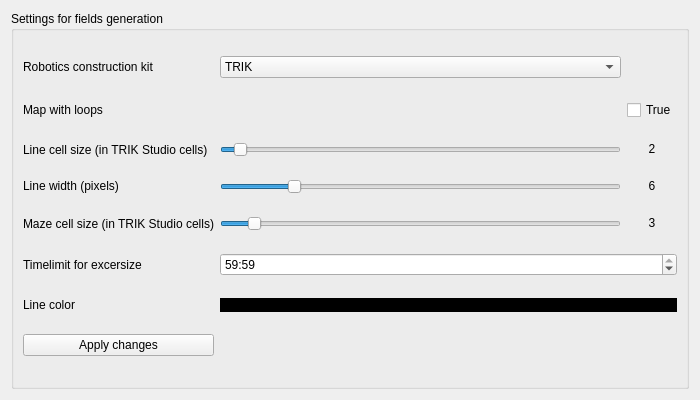
Above: source/qt_ui/settings.ui from lvjonok/maze-gui-gen before the change. Below: the same form after it.
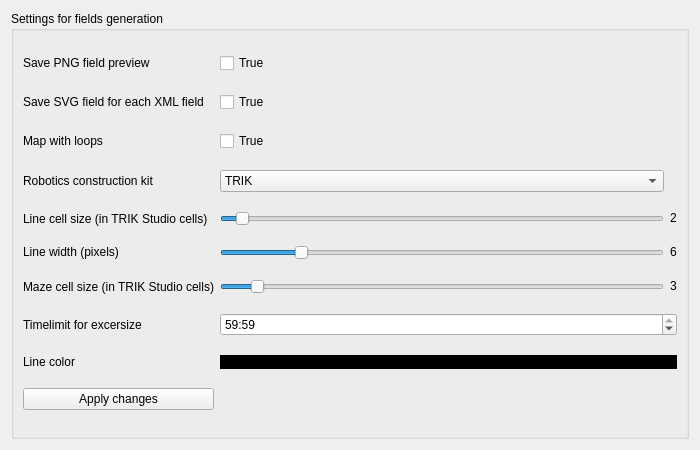
That is the form after the change.

Commit message: added two checkbox for generation control

What changed in the file:
```diff
--- a/source/qt_ui/settings.ui
+++ b/source/qt_ui/settings.ui
@@ -10,7 +10,7 @@
     <x>0</x>
     <y>0</y>
     <width>700</width>
-    <height>400</height>
+    <height>450</height>
    </rect>
   </property>
   <property name="sizePolicy">
@@ -22,13 +22,13 @@
   <property name="minimumSize">
    <size>
     <width>700</width>
-    <height>400</height>
+    <height>450</height>
    </size>
   </property>
   <property name="maximumSize">
    <size>
     <width>700</width>
-    <height>400</height>
+    <height>450</height>
    </size>
   </property>
   <property name="windowTitle">
@@ -41,14 +41,88 @@
       <string>Settings for fields generation</string>
      </property>
      <layout class="QGridLayout" name="gridLayout">
-      <item row="8" column="0">
+      <item row="9" column="1" colspan="3">
+       <widget class="QTimeEdit" name="excersizeTime">
+        <property name="currentSection">
+         <enum>QDateTimeEdit::MinuteSection</enum>
+        </property>
+        <property name="displayFormat">
+         <string>mm:ss</string>
+        </property>
+        <property name="timeSpec">
+         <enum>Qt::LocalTime</enum>
+        </property>
+        <property name="time">
+         <time>
+          <hour>0</hour>
+          <minute>59</minute>
+          <second>59</second>
+         </time>
+        </property>
+       </widget>
+      </item>
+      <item row="6" column="0">
+       <widget class="QLabel" name="linePixelSizeLabel">
+        <property name="maximumSize">
+         <size>
+          <width>16777215</width>
+          <height>17</height>
+         </size>
+        </property>
+        <property name="text">
+         <string>&lt;html&gt;&lt;head/&gt;&lt;body&gt;&lt;p&gt;Line width (pixels)&lt;/p&gt;&lt;/body&gt;&lt;/html&gt;</string>
+        </property>
+       </widget>
+      </item>
+      <item row="11" column="0">
        <widget class="QLabel" name="lineColorLabel">
         <property name="text">
          <string>Line color</string>
         </property>
        </widget>
       </item>
-      <item row="0" column="0">
+      <item row="7" column="2" colspan="2">
+       <widget class="QLabel" name="mazeCellSizeValue">
+        <property name="text">
+         <string>&lt;html&gt;&lt;head/&gt;&lt;body&gt;&lt;p align=&quot;center&quot;&gt;3&lt;/p&gt;&lt;/body&gt;&lt;/html&gt;</string>
+        </property>
+       </widget>
+      </item>
+      <item row="1" column="0">
+       <widget class="QLabel" name="svgFieldLabel">
+        <property name="sizePolicy">
+         <sizepolicy hsizetype="Fixed" vsizetype="Fixed">
+          <horstretch>0</horstretch>
+          <verstretch>0</verstretch>
+         </sizepolicy>
+        </property>
+        <property name="text">
+         <string>Save SVG field for each XML field</string>
+        </property>
+       </widget>
+      </item>
+      <item row="0" column="1">
+       <widget class="QCheckBox" name="pngImageCheckBox">
+        <property name="text">
+         <string>True</string>
+        </property>
+       </widget>
+      </item>
+      <item row="9" column="0">
+       <widget class="QLabel" name="timelimitLabel">
+        <property name="text">
+         <string>Timelimit for excersize</string>
+        </property>
+       </widget>
+      </item>
+      <item row="5" column="0">
+       <widget class="QLabel" name="lineCellSizeLabel">
+        <property name="text">
+         <string>Line cell size (in TRIK Studio cells)</string>
+        </property>
+       </widget>
+      </item>
+      <item row="3" column="0">
        <widget class="QLabel" name="roboticsKitLabel">
         <property name="sizePolicy">
          <sizepolicy hsizetype="Fixed" vsizetype="Fixed">
@@ -61,7 +135,7 @@
         </property>
        </widget>
       </item>
-      <item row="2" column="1">
+      <item row="5" column="1">
        <widget class="QSlider" name="lineCellSizeSlider">
         <property name="toolTip">
          <string>&lt;html&gt;&lt;head/&gt;&lt;body&gt;&lt;p&gt;&lt;br/&gt;&lt;/p&gt;&lt;/body&gt;&lt;/html&gt;</string>
@@ -104,84 +178,64 @@
         </property>
        </widget>
       </item>
-      <item row="4" column="0">
-       <widget class="QLabel" name="mazeCellSizeLabel">
-        <property name="text">
-         <string>Maze cell size (in TRIK Studio cells)</string>
-        </property>
-       </widget>
-      </item>
-      <item row="9" column="0">
+      <item row="12" column="0">
        <widget class="QPushButton" name="applyChangesButton">
         <property name="text">
          <string>Apply changes</string>
         </property>
        </widget>
       </item>
-      <item row="6" column="0">
-       <widget class="QLabel" name="timelimitLabel">
+      <item row="0" column="0">
+       <widget class="QLabel" name="pngImageLabel">
+        <property name="sizePolicy">
+         <sizepolicy hsizetype="Fixed" vsizetype="Fixed">
+          <horstretch>0</horstretch>
+          <verstretch>0</verstretch>
+         </sizepolicy>
+        </property>
         <property name="text">
-         <string>Timelimit for excersize</string>
+         <string>Save PNG field preview</string>
         </property>
        </widget>
       </item>
-      <item row="4" column="2" colspan="2">
-       <widget class="QLabel" name="mazeCellSizeValue">
+      <item row="7" column="0">
+       <widget class="QLabel" name="mazeCellSizeLabel">
         <property name="text">
-         <string>&lt;html&gt;&lt;head/&gt;&lt;body&gt;&lt;p align=&quot;center&quot;&gt;3&lt;/p&gt;&lt;/body&gt;&lt;/html&gt;</string>
+         <string>Maze cell size (in TRIK Studio cells)</string>
         </property>
        </widget>
       </item>
-      <item row="6" column="1" colspan="3">
-       <widget class="QTimeEdit" name="excersizeTime">
-        <property name="currentSection">
-         <enum>QDateTimeEdit::MinuteSection</enum>
+      <item row="1" column="1">
+       <widget class="QCheckBox" name="svgFieldCheckBox">
+        <property name="text">
+         <string>True</string>
         </property>
-        <property name="displayFormat">
-         <string>mm:ss</string>
+       </widget>
+      </item>
+      <item row="5" column="2" colspan="2">
+       <widget class="QLabel" name="lineCellSizeValue">
+        <property name="sizePolicy">
+         <sizepolicy hsizetype="MinimumExpanding" vsizetype="Preferred">
+          <horstretch>0</horstretch>
+          <verstretch>0</verstretch>
+         </sizepolicy>
         </property>
-        <property name="timeSpec">
-         <enum>Qt::LocalTime</enum>
+        <property name="text">
+         <string>&lt;html&gt;&lt;head/&gt;&lt;body&gt;&lt;p align=&quot;center&quot;&gt;2&lt;/p&gt;&lt;/body&gt;&lt;/html&gt;</string>
         </property>
-        <property name="time">
-         <time>
-          <hour>0</hour>
-          <minute>59</minute>
-          <second>59</second>
-         </time>
+        <property name="scaledContents">
+         <bool>false</bool>
         </property>
        </widget>
       </item>
-      <item row="3" column="2" colspan="2">
+      <item row="6" column="2" colspan="2">
        <widget class="QLabel" name="linePixelSizeValue">
         <property name="text">
          <string>&lt;html&gt;&lt;head/&gt;&lt;body&gt;&lt;p align=&quot;center&quot;&gt;6&lt;/p&gt;&lt;/body&gt;&lt;/html&gt;</string>
         </property>
        </widget>
       </item>
-      <item row="1" column="2" colspan="2">
-       <widget class="QCheckBox" name="MazeLoopsCheckBox">
-        <property name="sizePolicy">
-         <sizepolicy hsizetype="Fixed" vsizetype="Fixed">
-          <horstretch>0</horstretch>
-          <verstretch>0</verstretch>
-         </sizepolicy>
-        </property>
-        <property name="autoFillBackground">
-         <bool>false</bool>
-        </property>
-        <property name="text">
-         <string>True</string>
-        </property>
-        <property name="checked">
-         <bool>false</bool>
-        </property>
-        <property name="tristate">
-         <bool>false</bool>
-        </property>
-       </widget>
-      </item>
-      <item row="8" column="1" colspan="3">
+      <item row="11" column="1" colspan="3">
        <widget class="QLabel" name="colorLabel">
         <property name="sizePolicy">
          <sizepolicy hsizetype="Ignored" vsizetype="Maximum">
@@ -198,27 +252,42 @@
         </property>
        </widget>
       </item>
-      <item row="3" column="0">
-       <widget class="QLabel" name="linePixelSizeLabel">
-        <property name="maximumSize">
-         <size>
-          <width>16777215</width>
-          <height>17</height>
-         </size>
+      <item row="6" column="1">
+       <widget class="QSlider" name="linePixelSizeSlider">
+        <property name="minimum">
+         <number>1</number>
         </property>
-        <property name="text">
-         <string>&lt;html&gt;&lt;head/&gt;&lt;body&gt;&lt;p&gt;Line width (pixels)&lt;/p&gt;&lt;/body&gt;&lt;/html&gt;</string>
+        <property name="maximum">
+         <number>30</number>
         </property>
+        <property name="value">
+         <number>6</number>
+        </property>
+        <property name="orientation">
+         <enum>Qt::Horizontal</enum>
+        </property>
        </widget>
       </item>
-      <item row="2" column="0">
-       <widget class="QLabel" name="lineCellSizeLabel">
-        <property name="text">
-         <string>Line cell size (in TRIK Studio cells)</string>
+      <item row="7" column="1">
+       <widget class="QSlider" name="mazeCellSizeSlider">
+        <property name="toolTip">
+         <string/>
         </property>
+        <property name="minimum">
+         <number>1</number>
+        </property>
+        <property name="maximum">
+         <number>30</number>
+        </property>
+        <property name="value">
+         <number>3</number>
+        </property>
+        <property name="orientation">
+         <enum>Qt::Horizontal</enum>
+        </property>
        </widget>
       </item>
-      <item row="0" column="1">
+      <item row="3" column="1">
        <widget class="QComboBox" name="roboticsKitList">
         <item>
          <property name="text">
@@ -237,42 +306,7 @@
         </item>
        </widget>
       </item>
-      <item row="4" column="1">
-       <widget class="QSlider" name="mazeCellSizeSlider">
-        <property name="toolTip">
-         <string>&lt;html&gt;&lt;head/&gt;&lt;body&gt;&lt;p&gt;&lt;br/&gt;&lt;/p&gt;&lt;/body&gt;&lt;/html&gt;</string>
-        </property>
-        <property name="minimum">
-         <number>1</number>
-        </property>
-        <property name="maximum">
-         <number>30</number>
-        </property>
-        <property name="value">
-         <number>3</number>
-        </property>
-        <property name="orientation">
-         <enum>Qt::Horizontal</enum>
-        </property>
-       </widget>
-      </item>
-      <item row="3" column="1">
-       <widget class="QSlider" name="linePixelSizeSlider">
-        <property name="minimum">
-         <number>1</number>
-        </property>
-        <property name="maximum">
-         <number>30</number>
-        </property>
-        <property name="value">
-         <number>6</number>
-        </property>
-        <property name="orientation">
-         <enum>Qt::Horizontal</enum>
-        </property>
-       </widget>
-      </item>
-      <item row="1" column="0" colspan="2">
+      <item row="2" column="0">
        <widget class="QLabel" name="MazeLoopsLabel">
         <property name="sizePolicy">
          <sizepolicy hsizetype="Fixed" vsizetype="Fixed">
@@ -285,18 +319,24 @@
         </property>
        </widget>
       </item>
-      <item row="2" column="2" colspan="2">
-       <widget class="QLabel" name="lineCellSizeValue">
+      <item row="2" column="1">
+       <widget class="QCheckBox" name="MazeLoopsCheckBox">
         <property name="sizePolicy">
-         <sizepolicy hsizetype="MinimumExpanding" vsizetype="Preferred">
+         <sizepolicy hsizetype="Fixed" vsizetype="Fixed">
           <horstretch>0</horstretch>
           <verstretch>0</verstretch>
          </sizepolicy>
         </property>
+        <property name="autoFillBackground">
+         <bool>false</bool>
+        </property>
         <property name="text">
-         <string>&lt;html&gt;&lt;head/&gt;&lt;body&gt;&lt;p align=&quot;center&quot;&gt;2&lt;/p&gt;&lt;/body&gt;&lt;/html&gt;</string>
+         <string>True</string>
         </property>
-        <property name="scaledContents">
+        <property name="checked">
+         <bool>false</bool>
+        </property>
+        <property name="tristate">
          <bool>false</bool>
         </property>
        </widget>
```
Left out of the diff: 3 changed lines with no effect on the pictures. The commit also changes 1 other file.
